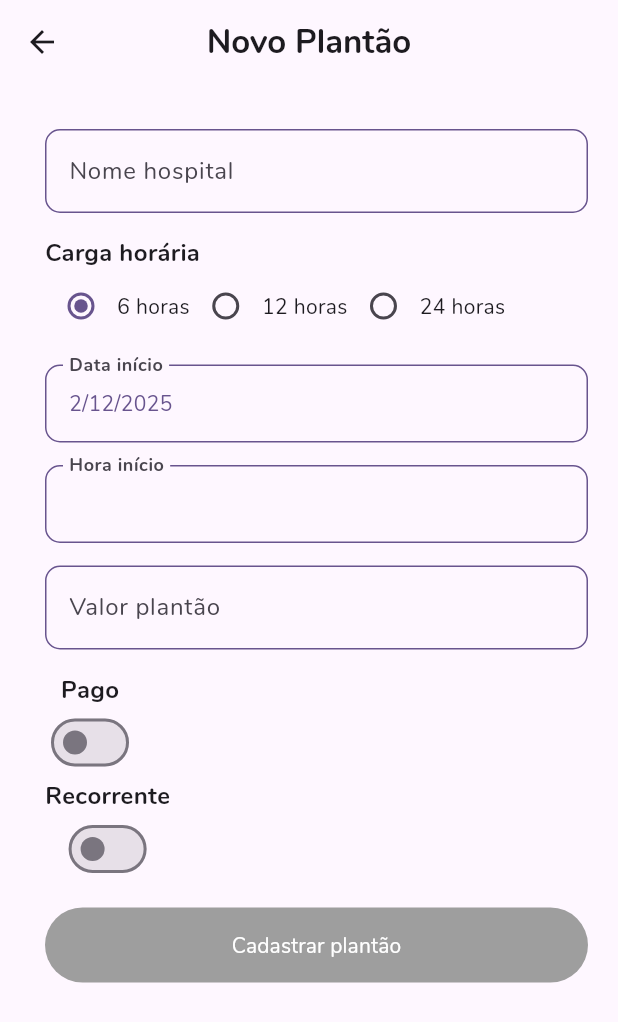
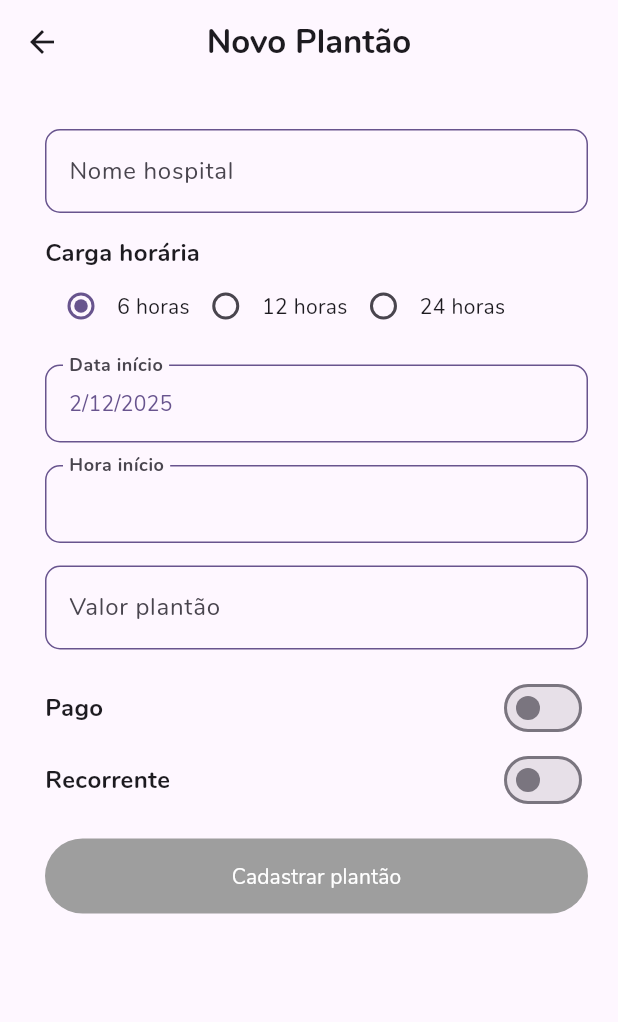
Before and after one commit to espoo-dev/med_system, a Flutter app: the AddMedicalShiftPage screen opened directly, on a phone screen of 412 x 824 dp. Shown: the top 1022 px of the screen. Run offline on Flutter 3.47's test engine with Material 3 defaults, Android fonts, the phone set to English and light mode, and no system bars; our stand-ins replace chopper, dropdown_search, flutter_mobx, flutter_secure_storage, flutter_slidable, flutter_svg and 7 more; missing offline and left inert: flutter_pdfview; accounts and stored records are empty; generated files the repository leaves out were written again; network calls fail; project files that could hold a hidden picture were left out.

Commit message:
fix: custom switch

```diff
--- a/med_system_app/lib/core/widgets/custom_switch.widget.dart
+++ b/med_system_app/lib/core/widgets/custom_switch.widget.dart
@@ -28,14 +28,16 @@ class _CustomSwitchState extends State<CustomSwitch> {
 
   @override
   Widget build(BuildContext context) {
-    return Column(
-      mainAxisAlignment: MainAxisAlignment.start,
+    return Row(
+      mainAxisAlignment: MainAxisAlignment.spaceBetween,
       children: [
-        Text(
-          widget.labelText,
-          style: const TextStyle(
-            fontSize: 16,
-            fontWeight: FontWeight.bold,
+        Expanded(
+          child: Text(
+            widget.labelText,
+            style: const TextStyle(
+              fontSize: 16,
+              fontWeight: FontWeight.bold,
+            ),
           ),
         ),
         Switch(
```
